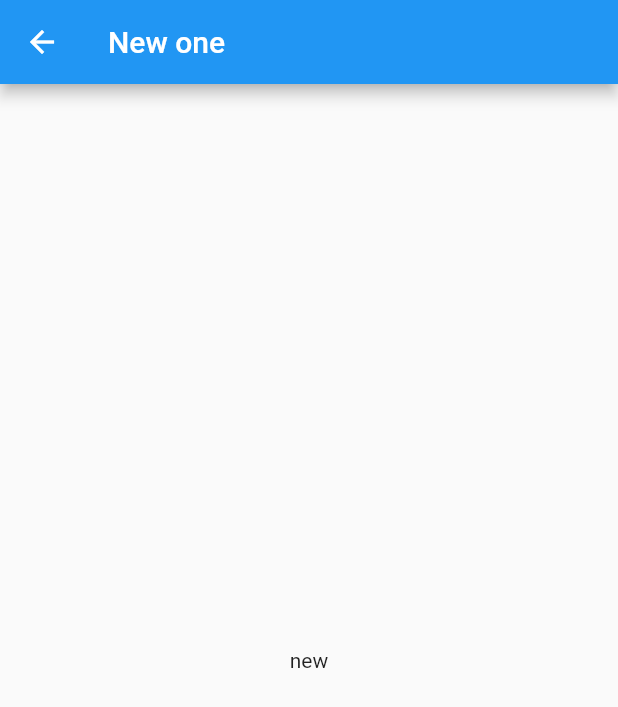
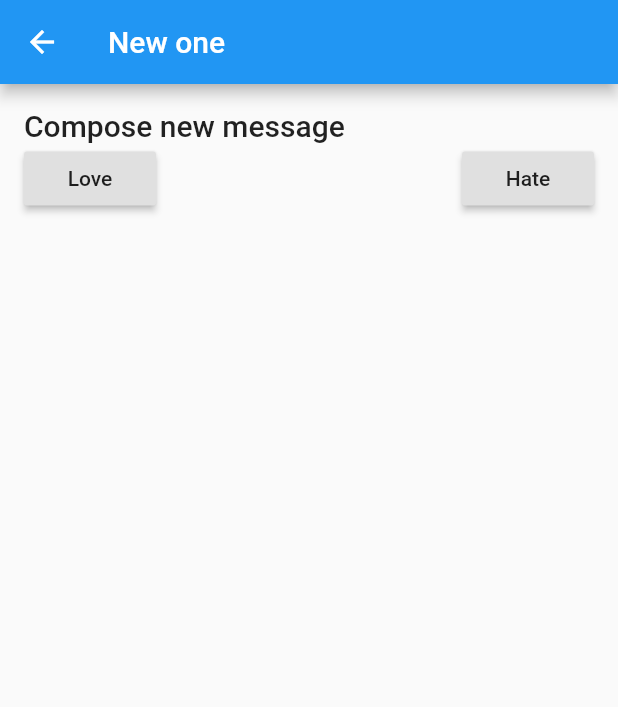
Before and after one commit to Nothing-Works/email_client, a Flutter app: the screen it shows after launch, after a tap on the "add" icon, on a phone screen of 412 x 824 dp. Shown: the top 707 px of the screen. Run offline on Flutter 3.47's test engine with Material 2 defaults, Android fonts, the phone set to English and light mode, and no system bars; generated files the repository leaves out were written again; network calls fail.

Commit message:
add navigation

```diff
--- a/lib/src/screens/home_page.dart
+++ b/lib/src/screens/home_page.dart
@@ -1,7 +1,7 @@
 import 'package:email_client/src/models/email.dart';
 import 'package:email_client/src/repositories/email_repositories.dart';
 import 'package:email_client/src/screens/email_detail.dart';
-import 'package:email_client/src/screens/new_email.dart';
+import 'package:email_client/src/widgets/new_button.dart';
 import 'package:flutter/material.dart';
 
 class HomePage extends StatefulWidget {
@@ -85,13 +85,7 @@ class _HomePageState extends State<HomePage> {
               }
             }),
       ),
-      floatingActionButton: FloatingActionButton(
-        onPressed: () {
-          Navigator.push(context,
-              MaterialPageRoute(builder: (BuildContext context) => NewEmail()));
-        },
-        child: Icon(Icons.add),
-      ),
+      floatingActionButton: NewButton(),
     );
   }
 }
--- a/lib/src/screens/new_email.dart
+++ b/lib/src/screens/new_email.dart
@@ -7,8 +7,32 @@ class NewEmail extends StatelessWidget {
       appBar: AppBar(
         title: Text('New one'),
       ),
-      body: Center(
-        child: Text('new'),
+      body: Container(
+        padding: EdgeInsets.all(16),
+        child: Column(
+          crossAxisAlignment: CrossAxisAlignment.start,
+          children: <Widget>[
+            Text('Compose new message',
+                style: Theme.of(context).textTheme.title),
+            Row(
+              mainAxisAlignment: MainAxisAlignment.spaceBetween,
+              children: <Widget>[
+                RaisedButton(
+                  onPressed: () {
+                    Navigator.pop(context, 'Love');
+                  },
+                  child: Text('Love'),
+                ),
+                RaisedButton(
+                  onPressed: () {
+                    Navigator.pop(context, 'Hate');
+                  },
+                  child: Text('Hate'),
+                ),
+              ],
+            )
+          ],
+        ),
       ),
     );
   }
--- /dev/null
+++ b/lib/src/widgets/new_button.dart
@@ -0,0 +1,18 @@
+import 'package:email_client/src/screens/new_email.dart';
+import 'package:flutter/material.dart';
+
+class NewButton extends StatelessWidget {
+  @override
+  Widget build(BuildContext context) {
+    return FloatingActionButton(
+      onPressed: () async {
+        String backMessage = await Navigator.push(context,
+            MaterialPageRoute(builder: (BuildContext context) => NewEmail()));
+
+        Scaffold.of(context).showSnackBar(
+            SnackBar(content: Text('Your message was $backMessage')));
+      },
+      child: Icon(Icons.add),
+    );
+  }
+}
```
